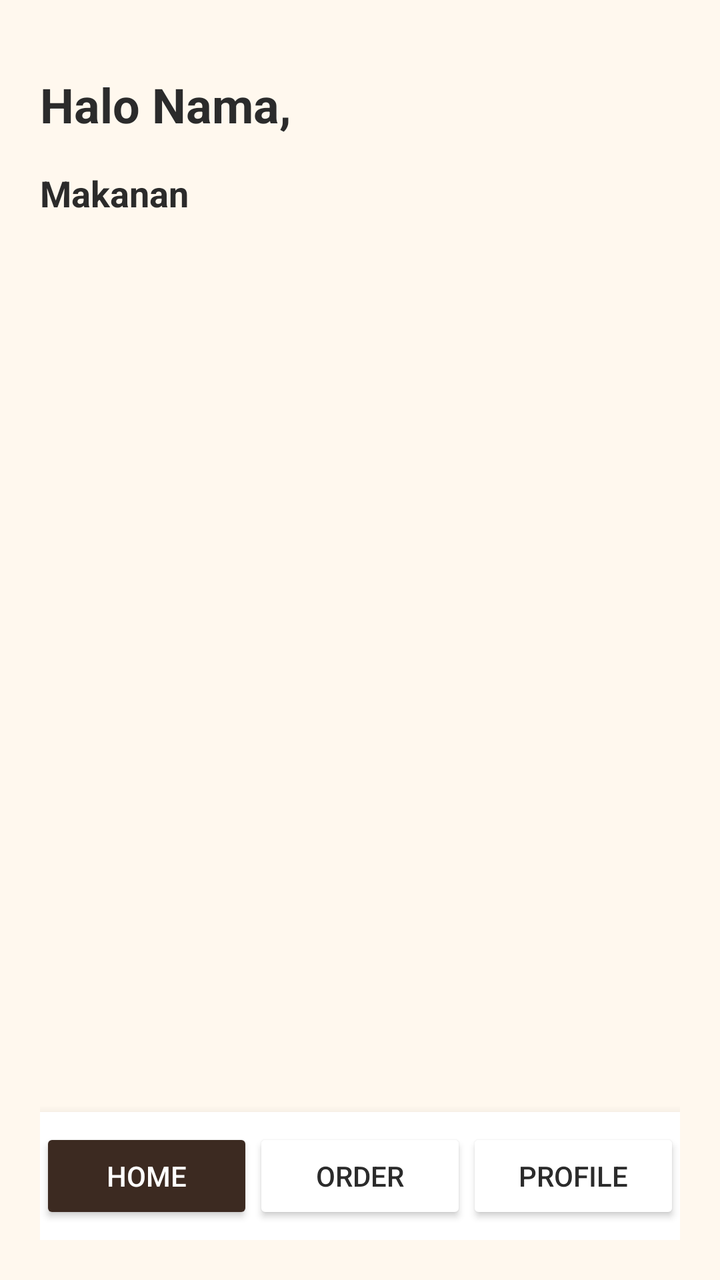
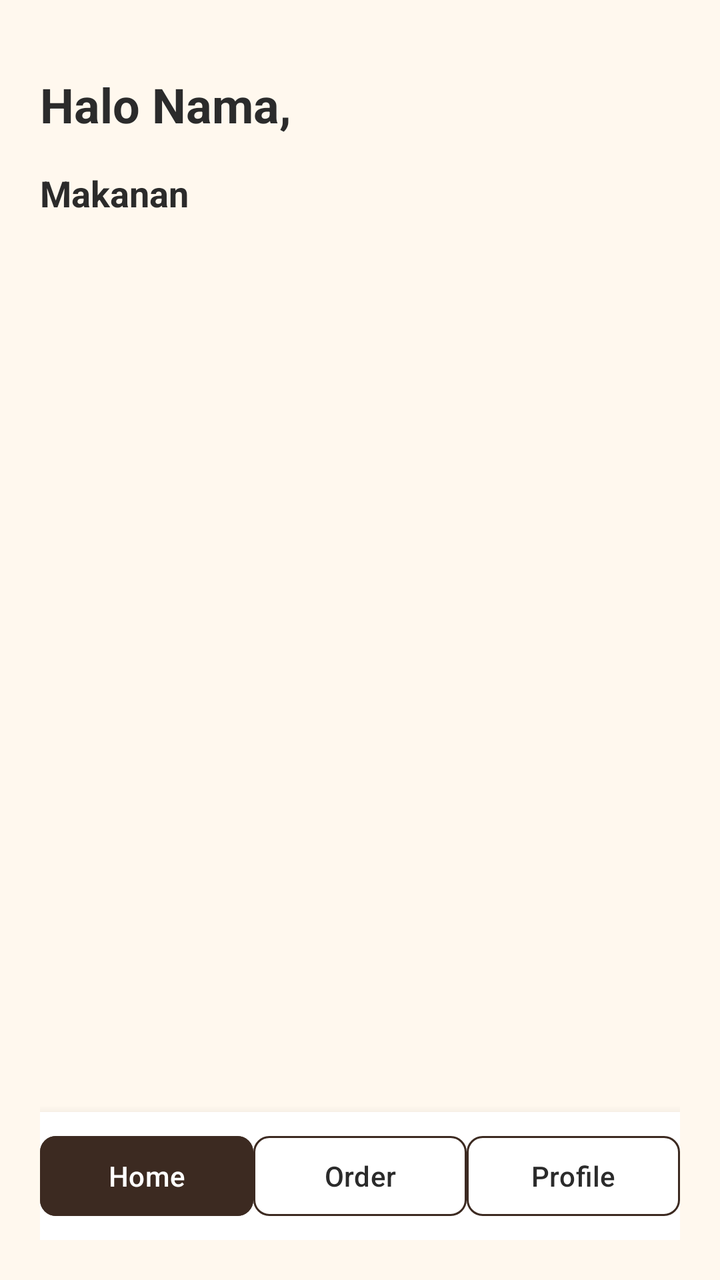

Screens rendered from an Android XML layout before and after an edit, with the pre-edit source and the edit as a unified diff.
<!-- AndroidManifest.xml: application theme Theme.KopiDanNyemil -->
<!-- res/layout/activity_home.xml -->
<?xml version="1.0" encoding="utf-8"?>
<LinearLayout xmlns:android="http://schemas.android.com/apk/res/android"
    xmlns:app="http://schemas.android.com/apk/res-auto"
    android:layout_width="match_parent"
    android:layout_height="match_parent"
    android:background="@color/cream_bg"
    android:orientation="vertical"
    android:padding="20dp">

    <TextView
        android:id="@+id/tvHaloNama"
        android:layout_width="wrap_content"
        android:layout_height="wrap_content"
        android:layout_marginTop="16dp"
        android:text="Halo Nama,"
        android:textColor="@color/text_dark"
        android:textSize="24sp"
        android:textStyle="bold"
        android:layout_marginBottom="16dp" />

    <TextView
        android:layout_width="wrap_content"
        android:layout_height="wrap_content"
        android:text="Makanan"
        android:textColor="@color/text_dark"
        android:textSize="18sp"
        android:textStyle="bold"
        android:layout_marginBottom="12dp" />

    <androidx.recyclerview.widget.RecyclerView
        android:id="@+id/rvFood"
        android:layout_width="match_parent"
        android:layout_height="0dp"
        android:layout_weight="1"
        android:layout_marginBottom="16dp" />

    
    <LinearLayout
        android:layout_width="match_parent"
        android:layout_height="64dp"
        android:background="@color/white"
        android:gravity="center"
        android:orientation="horizontal"
        android:elevation="8dp">

        <Button
            android:id="@+id/btnNavHome"
            android:layout_width="0dp"
            android:layout_height="wrap_content"
            android:layout_weight="1"
            android:backgroundTint="@color/coffee_dark"
            android:text="Home"
            android:textColor="@color/white"
            app:cornerRadius="8dp" />

        <Button
            android:id="@+id/btnNavOrder"
            android:layout_width="0dp"
            android:layout_height="wrap_content"
            android:layout_weight="1"
            android:backgroundTint="@color/white"
            android:text="Order"
            android:textColor="@color/text_dark"
            app:strokeColor="@color/coffee_dark"
            app:strokeWidth="1dp"
            app:cornerRadius="8dp" />

        <Button
            android:id="@+id/btnNavProfile"
            android:layout_width="0dp"
            android:layout_height="wrap_content"
            android:layout_weight="1"
            android:backgroundTint="@color/white"
            android:text="Profile"
            android:textColor="@color/text_dark"
            app:strokeColor="@color/coffee_dark"
            app:strokeWidth="1dp"
            app:cornerRadius="8dp" />

    </LinearLayout>

</LinearLayout>
<!-- resources referenced by this layout -->
<resources>
  <color name="coffee_dark">#3C2A21</color>
  <color name="cream_bg">#FFF8EE</color>
  <color name="text_dark">#2B2B2B</color>
  <color name="white">#FFFFFFFF</color>
  <style name="Theme.KopiDanNyemil" parent="Base.Theme.KopiDanNyemil" />
  <style name="Base.Theme.KopiDanNyemil" parent="Theme.Material3.DayNight.NoActionBar">
          <item name="android:windowBackground">@color/cream_bg</item>
          <item name="colorPrimary">@color/coffee_dark</item>
      </style>
</resources>

<!-- the commit's change to res/layout/activity_home.xml (unified diff, before → after) -->
@@ -43,7 +43,7 @@
         android:orientation="horizontal"
         android:elevation="8dp">
 
-        <Button
+        <com.google.android.material.button.MaterialButton
             android:id="@+id/btnNavHome"
             android:layout_width="0dp"
             android:layout_height="wrap_content"
@@ -53,7 +53,7 @@
             android:textColor="@color/white"
             app:cornerRadius="8dp" />
 
-        <Button
+        <com.google.android.material.button.MaterialButton
             android:id="@+id/btnNavOrder"
             android:layout_width="0dp"
             android:layout_height="wrap_content"
@@ -65,7 +65,7 @@
             app:strokeWidth="1dp"
             app:cornerRadius="8dp" />
 
-        <Button
+        <com.google.android.material.button.MaterialButton
             android:id="@+id/btnNavProfile"
             android:layout_width="0dp"
             android:layout_height="wrap_content"
